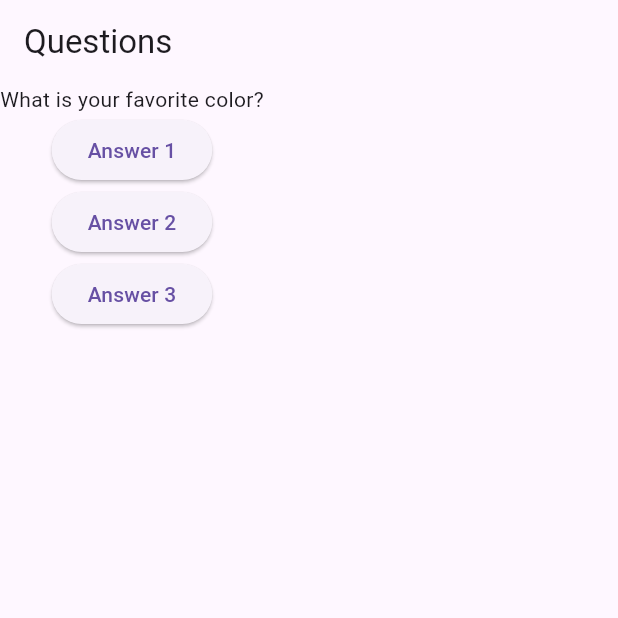
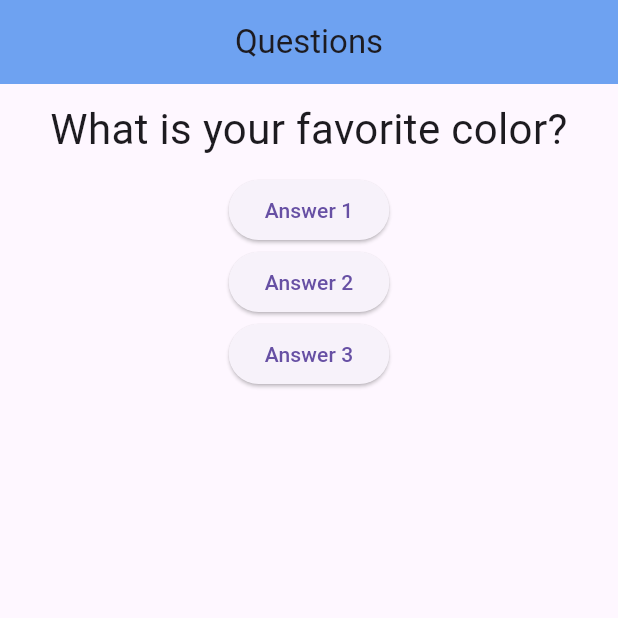
Before and after one commit to joseferreira-dev/project_questions_app, a Flutter app: the screen it shows after launch, on a phone screen of 412 x 824 dp, the top half of it. Run offline on Flutter 3.47's test engine with Material 3 defaults, Android fonts, the phone set to English and light mode, and no system bars.

Commit message:
Add style to your app titles

```diff
--- a/lib/main.dart
+++ b/lib/main.dart
@@ -19,7 +19,6 @@ class _QuestionsAppState extends State<QuestionsApp> {
 
   @override
   Widget build(BuildContext context) {
-
     final List<String> questions = [
       'What is your favorite color?',
       'What is your favorite animal?',
@@ -28,7 +27,15 @@ class _QuestionsAppState extends State<QuestionsApp> {
     return MaterialApp(
       home: Scaffold(
         appBar: AppBar(
-          title: const Text('Questions'),
+          title: Container(
+            width: double.infinity,
+            margin: EdgeInsets.all(10),
+            child: const Text(
+              'Questions',
+              textAlign: TextAlign.center,
+            ),
+          ),
+          backgroundColor: const Color.fromARGB(255, 110, 162, 241),
         ),
         body: Column(
           children: [
@@ -57,5 +64,4 @@ class _QuestionsAppState extends State<QuestionsApp> {
     });
     print(_selectedQuestion);
   }
-
 }
--- a/lib/question.dart
+++ b/lib/question.dart
@@ -7,6 +7,14 @@ class Question extends StatelessWidget {
 
   @override
   Widget build(BuildContext context) {
-    return Text(text);
+    return Container(
+      width: double.infinity,
+      margin: EdgeInsets.all(10),
+      child: Text(
+        text,
+        style: TextStyle(fontSize: 28),
+        textAlign: TextAlign.center,
+      ),
+    );
   }
 }
```
